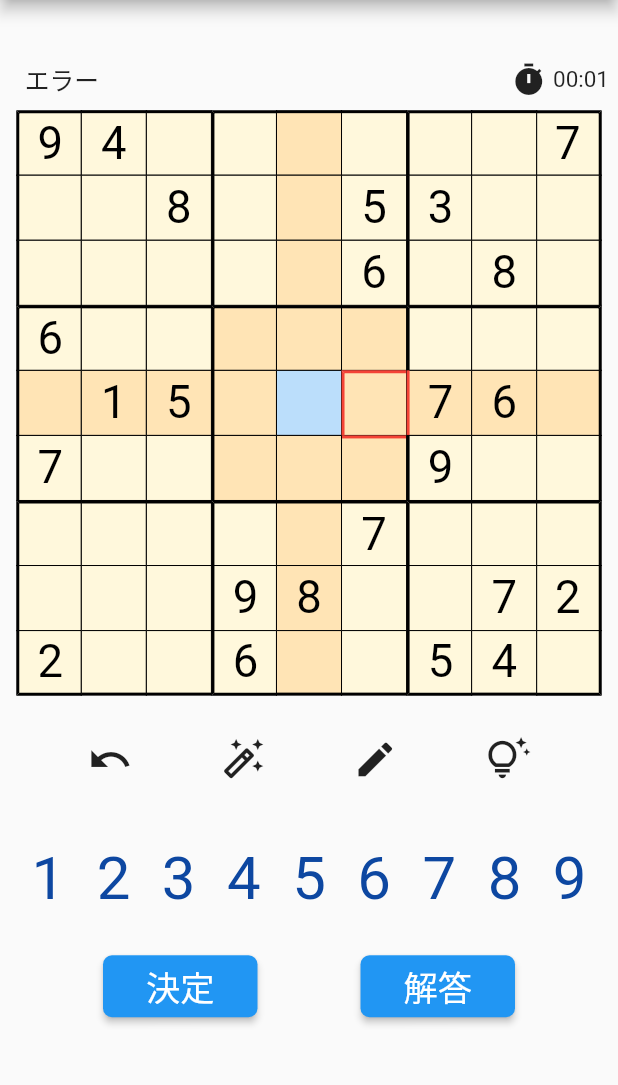
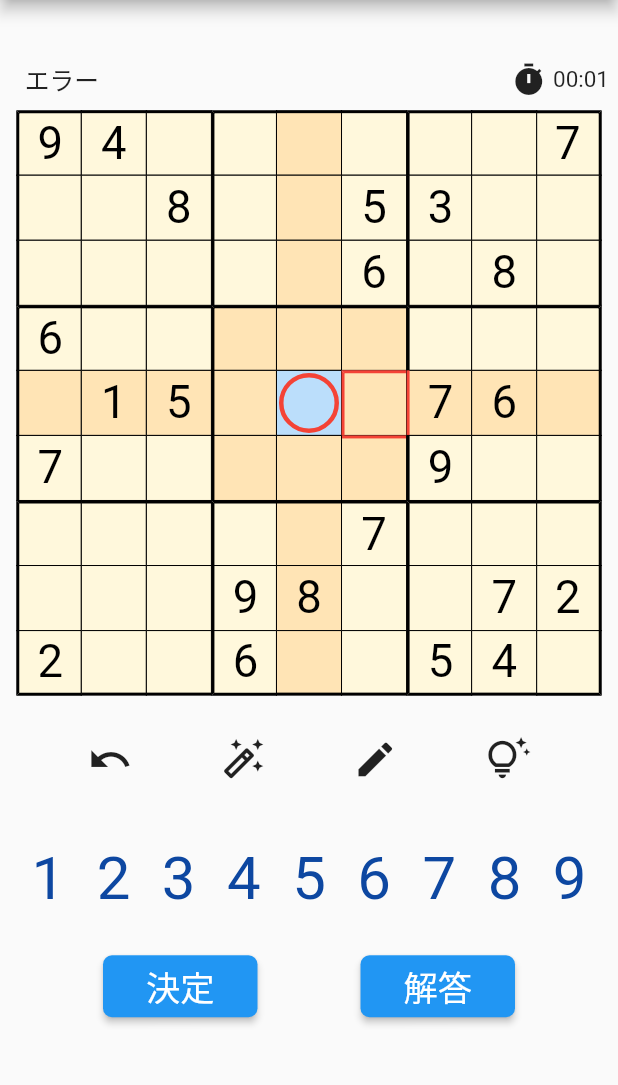
Before and after one commit to hoshiimai/anumber, a Flutter app: the Sudoku screen opened directly, on a phone screen of 412 x 824 dp, the part 84-1169 px from its top. Run offline on Flutter 3.47's test engine with Material 2 defaults, Android fonts, the phone set to English and light mode, and no system bars; our stand-ins replace awesome_dialog.

Commit message:
add circle

```diff
--- a/lib/components/screen/gameScreen.dart
+++ b/lib/components/screen/gameScreen.dart
@@ -128,6 +128,18 @@ class _SudokuState extends State<Sudoku> {
                   // 候補の盤面
                   CandidateGrid(
                     candidate: Data.tmp,
+                  ),
+
+                  Container(
+                    decoration: BoxDecoration(
+                      shape: BoxShape.circle,
+                      border: Border.all(
+                        color: Colors.red,
+                        width: 3,
+                      ),
+                    ),
+                    height: 40,
+                    width: 40,
                   ),
                 ],
               ),
```
